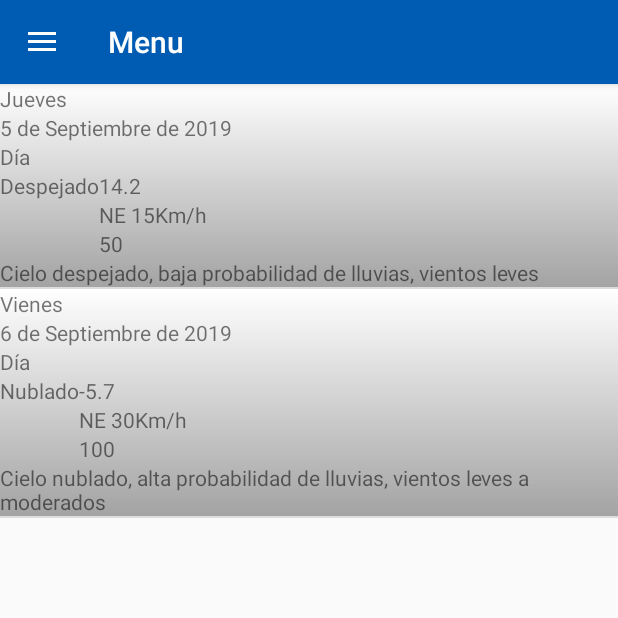
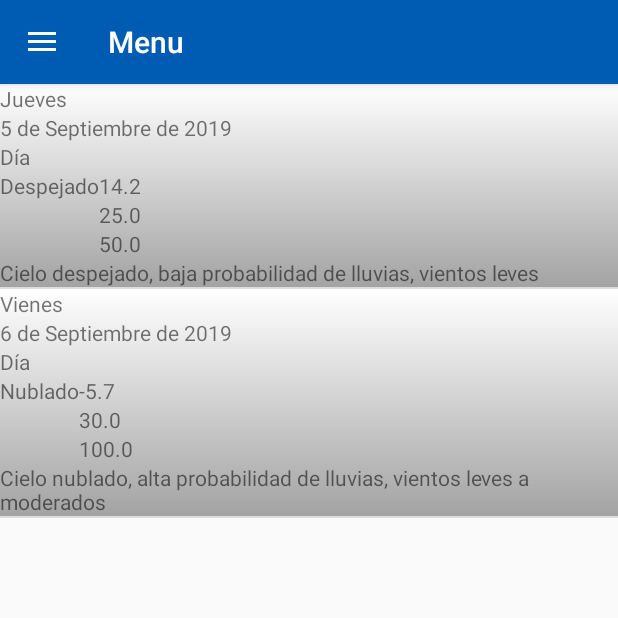
Before and after one commit to wperez790/Tecnologias-Moviles, an Android app: the fragment FragmentClimaExtendido placed in its activity, on a phone screen of 412 x 824 dp, the top half of it. Run offline under Robolectric (Android 15) with nearby library versions, the phone set to English and light mode, and no system bars; our stand-ins replace CircleImageView, Room's generated code; network calls fail; 9 statements that could not run were skipped.

Commit message:
Agregado obtencion de datos de la API, falta formatear

```diff
--- a/app/build.gradle
+++ b/app/build.gradle
@@ -28,6 +28,8 @@ dependencies {
     implementation 'de.hdodenhof:circleimageview:3.0.1'
     implementation 'android.arch.persistence.room:runtime:1.1.1'
     annotationProcessor 'android.arch.persistence.room:compiler:1.1.1'
+    implementation 'com.google.code.gson:gson:2.8.6'
     debugImplementation 'com.amitshekhar.android:debug-db:1.0.6'
+    implementation 'android.arch.navigation:navigation-runtime:1.0.0'
 
 }
--- a/app/src/main/AndroidManifest.xml
+++ b/app/src/main/AndroidManifest.xml
@@ -6,6 +6,8 @@
     <uses-permission android:name="android.permision.READ_EXTERNAL_STORAGE"></uses-permission>
     <uses-permission android:name="android.permision.WRITE_EXTERNAL_STORAGE"></uses-permission>
     <uses-permission android:name="android.permision.MEDIA_CONTENT_CONTROL"></uses-permission>
+    <uses-permission android:name="android.permission.INTERNET"/>
+    <uses-permission android:name="android.permission.ACCESS_NETWORK_STATE"/>
     <application
         android:allowBackup="true"
         android:icon="@mipmap/ic_launcher"
--- a/app/src/main/java/org/moviles/Constants.java
+++ b/app/src/main/java/org/moviles/Constants.java
@@ -12,5 +12,7 @@ public class Constants {
     public static final String USER_UNITY = "user_unidad";
     public static final String USER_NOTIFICATION = "user_notification";
     public static final String USER_TIME = "user_time";
+    public static final String API_KEY = "823c636a17593b4cc52526e50e9d2ff0";
     public static final int VERSION_DATABASE_CLIMA = 1;
+    public static String API_UNITS = "metric";
 }
--- a/app/src/main/java/org/moviles/Context.java
+++ b/app/src/main/java/org/moviles/Context.java
@@ -2,6 +2,7 @@ package org.moviles;
 
 import org.moviles.business.ConfiguracionBusiness;
 import org.moviles.business.UsuarioBusiness;
+import org.moviles.model.Clima;
 
 import java.io.File;
 
@@ -9,6 +10,8 @@ public class Context {
     private static UsuarioBusiness usuarioBusiness;
     private static File dataDir;
     private static ConfiguracionBusiness configuracionBusiness;
+    private static android.content.Context context;
+    public static Clima clima;
 
     public static void setDataDir(File dir){
         dataDir = dir;
@@ -31,5 +34,15 @@ public class Context {
 
         return configuracionBusiness;
     }
+    public static void setContext(android.content.Context c){
+        context = c;
+    }
 
+    public static android.content.Context getContext() {
+        return context;
+    }
+
+    public static Clima getClima() {
+        return clima;
+    }
 }
--- a/app/src/main/java/org/moviles/activity/Adapters/ClimaAdapter.java
+++ b/app/src/main/java/org/moviles/activity/Adapters/ClimaAdapter.java
@@ -40,7 +40,7 @@ public class ClimaAdapter extends RecyclerView.Adapter<ClimaAdapter.ClimaViewHol
         holder.getDiaCondicion().setText(aux.getCondicion());
         holder.getDiaHumedad().setText(aux.getHumedad().toString());
         holder.getDiaTemp().setText(aux.getTemperatura().toString());
-        holder.getDiaViento().setText(aux.getViento());
+        holder.getDiaViento().setText(aux.getVientoVelocidad().toString());
         holder.getDiaDescripcion().setText(aux.getDescripcion());
     }
 
--- a/app/src/main/java/org/moviles/activity/Fragments/FragmentClimaExtendido.java
+++ b/app/src/main/java/org/moviles/activity/Fragments/FragmentClimaExtendido.java
@@ -46,9 +46,9 @@ public class FragmentClimaExtendido extends Fragment {
         aux.setMes("Septiembre");
         aux.setAnio(2019);
         aux.setCondicion("Despejado");
-        aux.setHumedad(50);
+        aux.setHumedad(50.0);
         aux.setTemperatura(14.2);
-        aux.setViento("NE 15Km/h ");
+        aux.setVientoVelocidad(25.0);
         aux.setDescripcion("Cielo despejado, baja probabilidad de lluvias, vientos leves");
 
         ClimaRepository climaRepository = new ClimaRepository(getActivity().getApplication());
@@ -61,9 +61,9 @@ public class FragmentClimaExtendido extends Fragment {
         aux.setMes("Septiembre");
         aux.setAnio(2019);
         aux.setCondicion("Nublado");
-        aux.setHumedad(100);
+        aux.setHumedad(100.0);
         aux.setTemperatura(-5.7);
-        aux.setViento("NE 30Km/h ");
+        aux.setVientoVelocidad(30.0);
         aux.setDescripcion("Cielo nublado, alta probabilidad de lluvias, vientos leves a moderados");
 
         climaList.add(aux);
--- a/app/src/main/java/org/moviles/activity/Fragments/FragmentHome.java
+++ b/app/src/main/java/org/moviles/activity/Fragments/FragmentHome.java
@@ -1,22 +1,53 @@
 package org.moviles.activity.Fragments;
+
 
 import android.os.Bundle;
 import android.view.LayoutInflater;
 import android.view.View;
 import android.view.ViewGroup;
+import android.widget.TextView;
 
 import androidx.annotation.NonNull;
 import androidx.annotation.Nullable;
+
 import androidx.fragment.app.Fragment;
 
+import org.moviles.Context;
 import org.moviles.activity.R;
+import org.moviles.model.Clima;
+
+import java.util.List;
+
 
 public class FragmentHome extends Fragment {
+
+    private Clima clima;
+    private TextView temperaturaTextView;
+    private TextView vientoTextView;
+    private TextView humedadTextView;
+    private TextView descripcionBTextView;
+    private TextView descripcionDTextView;
 
     @Nullable
     @Override
     public View onCreateView(@NonNull LayoutInflater inflater, @Nullable ViewGroup container, @Nullable Bundle savedInstanceState) {
-        View view = inflater.inflate(R.layout.fragment_home,container,false);
-        return view;
+        View contenedor = inflater.inflate(R.layout.fragment_home,container,false);
+        Clima clima  = Context.getClima();
+        temperaturaTextView = contenedor.findViewById(R.id.textoTemperatura);
+        temperaturaTextView.setText(clima.getTemperatura().toString());
+        vientoTextView = contenedor.findViewById(R.id.vientoVelocidad);
+        vientoTextView.setText(clima.getVientoVelocidad().toString());
+        humedadTextView= contenedor.findViewById(R.id.humedad);
+        humedadTextView.setText(clima.getHumedad().toString());
+        descripcionBTextView= contenedor.findViewById(R.id.descripcionBreve);
+        descripcionBTextView.setText(clima.getDescripcion());
+        descripcionDTextView= contenedor.findViewById(R.id.descripcionDetallada);
+        descripcionDTextView.setText(clima.getCondicion());
+
+
+        return contenedor;
     }
+
+
+
 }
--- a/app/src/main/java/org/moviles/activity/MenuActivity.java
+++ b/app/src/main/java/org/moviles/activity/MenuActivity.java
@@ -1,23 +1,20 @@
 package org.moviles.activity;
 
-import android.app.Activity;
 import android.content.DialogInterface;
 import android.content.Intent;
 import android.graphics.Bitmap;
-import android.net.Uri;
+import android.net.ConnectivityManager;
+import android.net.NetworkInfo;
+import android.os.AsyncTask;
 import android.os.Bundle;
-import android.provider.MediaStore;
 import android.view.MenuItem;
 import android.view.View;
 import android.widget.FrameLayout;
-import android.widget.ImageButton;
-import android.widget.ImageView;
 import android.widget.TextView;
 import android.widget.Toast;
 
 import androidx.annotation.NonNull;
 import androidx.annotation.Nullable;
-import androidx.appcompat.app.ActionBar;
 import androidx.appcompat.app.ActionBarDrawerToggle;
 import androidx.appcompat.app.AlertDialog;
 import androidx.appcompat.app.AppCompatActivity;
@@ -28,9 +25,8 @@ import androidx.fragment.app.Fragment;
 import androidx.fragment.app.FragmentManager;
 import androidx.fragment.app.FragmentTransaction;
 
-import com.google.android.material.floatingactionbutton.FloatingActionButton;
 import com.google.android.material.navigation.NavigationView;
-import com.google.android.material.snackbar.Snackbar;
+import com.google.gson.Gson;
 
 import org.moviles.Constants;
 import org.moviles.Context;
@@ -40,15 +36,25 @@ import org.moviles.activity.Fragments.FragmentClimaExtendido;
 import org.moviles.activity.Fragments.FragmentConfiguracion;
 import org.moviles.activity.Fragments.FragmentEditarUsuario;
 import org.moviles.activity.Fragments.FragmentHome;
-import org.moviles.activity.Fragments.FragmentListaUsuarios;
 import org.moviles.activity.Fragments.FragmentMap;
 import org.moviles.activity.Interfaces.IFragmentConfiguracionListener;
 import org.moviles.activity.Interfaces.IFragmentEditarUsuarioListener;
 import org.moviles.business.ConfiguracionBusiness;
+import org.moviles.dto.ClimaDTO;
+import org.moviles.model.Clima;
 import org.moviles.model.Configuracion;
 import org.moviles.model.Usuario;
 
+import java.io.BufferedInputStream;
+import java.io.BufferedReader;
 import java.io.File;
+import java.io.IOException;
+import java.io.InputStream;
+import java.io.InputStreamReader;
+import java.net.HttpURLConnection;
+import java.net.MalformedURLException;
+import java.net.URL;
+import java.util.concurrent.ExecutionException;
 
 import de.hdodenhof.circleimageview.CircleImageView;
 
@@ -57,16 +63,18 @@ public class MenuActivity extends AppCompatActivity implements NavigationView.On
 
     private DrawerLayout drawer;
     private FrameLayout fragmentContainer;
+    private FragmentTransaction fragmentTransaction;
     private TextView nombreUsuarioMenu;
     private TextView emailUsuarioMenu;
     private CircleImageView avatar;
-
+    private static Gson gson;
+    private static Clima climaActual;
 
     @Override
     protected void onCreate(@Nullable Bundle savedInstanceState) {
         super.onCreate(savedInstanceState);
         setContentView(R.layout.activity_menu);
-
+        Context.setContext(getApplicationContext());
         setTitle("Menu");
 
         fragmentContainer = findViewById(R.id.fragment_container);
@@ -88,6 +96,8 @@ public class MenuActivity extends AppCompatActivity implements NavigationView.On
 
         navigationView.setNavigationItemSelectedListener(this);
 
+        getFromApi();
+
         FragmentHome  fh = new FragmentHome();
         FragmentManager fm = getSupportFragmentManager();
         FragmentTransaction ft = fm.beginTransaction();
@@ -95,9 +105,21 @@ public class MenuActivity extends AppCompatActivity implements NavigationView.On
         ft.commit();
 
         toggle.syncState();
-
     }
 
+
+    private void getFromApi(){
+        if (isNetworkConnected()) {
+            try {
+                climaActual = new DownloadInfoClimaTask().execute("Córdoba").get();
+                Context.clima = climaActual;
+            } catch (InterruptedException e) {
+                e.printStackTrace();
+            } catch (ExecutionException e) {
+                e.printStackTrace();
+            }
+        }
+    }
 
 
     @Override
@@ -160,6 +182,9 @@ public class MenuActivity extends AppCompatActivity implements NavigationView.On
         FragmentHome  fhome = new FragmentHome();
         FragmentManager fm = getSupportFragmentManager();
         FragmentTransaction ft = fm.beginTransaction();
+        /*Bundle bundle = new Bundle();
+        bundle.putParcelableArrayList("fragment_home", list);
+        fhome.setArguments(bundle);*/
         ft.replace(R.id.fragment_container,fhome);
         ft.commit();
     }
@@ -263,6 +288,7 @@ public class MenuActivity extends AppCompatActivity implements NavigationView.On
         String user = Context.getUsuarioBusiness().getCurrentUser().getUsuario();
         PreferencesUtils preferencesUtils = new PreferencesUtils(getApplicationContext());
         boolean valid = configBO.save(config,user, preferencesUtils);
+        getFromApi();
         cargarHome();
         if(valid)
             Toast.makeText(getApplicationContext(),getString(R.string.configuracionGuardada),Toast.LENGTH_SHORT).show();
@@ -271,4 +297,103 @@ public class MenuActivity extends AppCompatActivity implements NavigationView.On
 
 
     }
+
+
+    // Método que chequea si hay conexión a Internet.
+    private boolean isNetworkConnected() {
+        ConnectivityManager connectivityManager = (ConnectivityManager) getSystemService(android.content.Context.CONNECTIVITY_SERVICE);
+        NetworkInfo networkInfo = connectivityManager.getActiveNetworkInfo();
+
+        boolean connected = false;
+        if(networkInfo != null && networkInfo.isConnected())
+            connected = true;
+        else
+            showDialogNoInternet();
+
+        return connected;
+    }
+
+    private void showDialogNoInternet(){
+
+        AlertDialog.Builder builder = new AlertDialog.Builder(this);
+        builder.setMessage(R.string.no_internet)
+                .setPositiveButton(R.string.reintentar, new DialogInterface.OnClickListener() {
+                    @Override
+                    public void onClick(DialogInterface dialog, int which) {
+                        isNetworkConnected();
+                    }
+                })
+                .setNegativeButton(R.string.cancelar, new DialogInterface.OnClickListener() {
+                    @Override
+                    public void onClick(DialogInterface dialog, int which) {
+                        //Agregar que queremos que ocurra si se presiona el Negative Button.
+                    }
+                })
+                .setTitle("Atención!")
+                .create();
+        builder.show();
+    }
+    /*private Clima getClimaByLocation(){
+
+    }*/
+    private  Clima  getClimaByCity(String city) throws IOException {
+        InputStream source = retrieveStreamByCity(city);
+
+        String res =  convertStreamToString(source);
+
+        Gson gson = new Gson();
+        ClimaDTO climaDTO = gson.fromJson(res,ClimaDTO.class);
+        Clima clima = climaDTO.getClima();
+            return clima;
+
+    }
+
+    private static String convertStreamToString(InputStream inputStream) {
+        BufferedReader bufferedReader = new BufferedReader(new InputStreamReader(inputStream));
+        StringBuilder stringBuilder = new StringBuilder();
+        String line;
+        try {
+            while ((line = bufferedReader.readLine()) != null) {
+                stringBuilder.append(line).append('\n');
+            }
+        } catch (IOException e) {
+            e.printStackTrace();
+        }
+        return stringBuilder.toString();
+    }
+
+    private InputStream retrieveStreamByCity(String city) throws IOException {
+        URL url = null;
+
+        try {
+            url = new URL("https://api.openweathermap.org/data/2.5/weather?q=" + city +"&units="+Constants.API_UNITS+"&appid="+Constants.API_KEY);
+        } catch (MalformedURLException e) {
+            e.printStackTrace();
+        }
+        HttpURLConnection connection = (HttpURLConnection) url.openConnection();
+        connection.setRequestMethod("GET");
+        return new BufferedInputStream(connection.getInputStream());
+    }
+
+
+    private class DownloadInfoClimaTask extends AsyncTask<String, Void, Clima>{
+
+        @Override
+        protected Clima doInBackground(String... cities) {
+            try {
+                return getClimaByCity(cities[0]);
+            } catch (IOException e) {
+                e.printStackTrace();
+            }
+            return null;
+        }
+
+        @Override
+        protected void onPostExecute(Clima clima) {
+            super.onPostExecute(clima);
+            cargarHome();
+        }
+    }
+
+
 }
--- a/app/src/main/java/org/moviles/model/Clima.java
+++ b/app/src/main/java/org/moviles/model/Clima.java
@@ -19,10 +19,45 @@ public class Clima{
     private Integer anio;
     private String descripcion;
     private Double temperatura;
-    private Integer humedad;
+    private Double tempMax;
+    private Double tempMin;
+    private Double humedad;
     private String condicion;
-    private String viento;
+    private Double vientoVelocidad;
+    private Double vientoDireccion;
 
+
+    public Double getVientoVelocidad() {
+        return vientoVelocidad;
+    }
+
+    public void setVientoVelocidad(Double vientoVelocidad) {
+        this.vientoVelocidad = vientoVelocidad;
+    }
+
+    public Double getVientoDireccion() {
+        return vientoDireccion;
+    }
+
+    public void setVientoDireccion(Double vientoDireccion) {
+        this.vientoDireccion = vientoDireccion;
+    }
+
+    public Double getTempMax() {
+        return tempMax;
+    }
+
+    public void setTempMax(Double tempMax) {
+        this.tempMax = tempMax;
+    }
+
+    public Double getTempMin() {
+        return tempMin;
+    }
+
+    public void setTempMin(Double tempMin) {
+        this.tempMin = tempMin;
+    }
 
     public int getId() {
         return id;
@@ -72,11 +107,11 @@ public class Clima{
         this.temperatura = temperatura;
     }
 
-    public Integer getHumedad() {
+    public Double getHumedad() {
         return humedad;
     }
 
-    public void setHumedad(Integer humedad) {
+    public void setHumedad(Double humedad) {
         this.humedad = humedad;
     }
 
@@ -88,14 +123,6 @@ public class Clima{
         this.condicion = condicion;
     }
 
-    public String getViento() {
-        return viento;
-    }
-
-    public void setViento(String viento) {
-        this.viento = viento;
-    }
-
     public Integer getDiaNumero() {
         return diaNumero;
     }
--- a/app/src/main/res/layout/fragment_home.xml
+++ b/app/src/main/res/layout/fragment_home.xml
@@ -25,6 +25,7 @@
         android:layout_margin="@dimen/marginM"/>
 
     <TextView
+        android:id="@+id/descripcionBreve"
         android:layout_width="wrap_content"
         android:layout_height="wrap_content"
         android:layout_margin="@dimen/logoL"
@@ -32,7 +33,7 @@
         android:textColor="@color/blanco"
         android:text="Despejado"/>
 
-    <View
+    <ImageView
         android:layout_width="wrap_content"
         android:layout_height="wrap_content"
         android:layout_weight="1"/>
@@ -76,6 +77,7 @@
                     />
 
                 <TextView
+                    android:id="@+id/vientoVelocidad"
                     android:layout_width="wrap_content"
                     android:layout_height="wrap_content"
                     android:textColor="@color/blanco"
@@ -103,6 +105,7 @@
                 />
 
             <TextView
+                android:id="@+id/humedad"
                 android:layout_width="wrap_content"
                 android:layout_height="wrap_content"
                 android:textSize="@dimen/textM"
@@ -131,6 +134,7 @@
                 />
 
             <TextView
+                android:id="@+id/descripcionDetallada"
                 android:layout_width="wrap_content"
                 android:layout_height="wrap_content"
                 android:textSize="@dimen/textM"
--- a/app/src/main/res/values/strings.xml
+++ b/app/src/main/res/values/strings.xml
@@ -59,9 +59,23 @@
     <string name="asuntoPorDefecto">E-mail a Desarrollador para...</string>
     <string name="configuracionGuardada">Configuracion Guardada</string>
     <string name="configuracionNoGuardada">Configuracion No Guardada</string>
+    <string name="no_internet">No hay conexión a internet</string>
+    <string name="reintentar">Reintentar</string>
+    <string name="Enero">Enero</string>
+    <string name="Febrero">Febrero</string>
+    <string name="Marzo">Marzo</string>
+    <string name="Abril">Abril</string>
+    <string name="Mayo">Mayo</string>
+    <string name="Junio">Junio</string>
+    <string name="Julio">Julio</string>
+    <string name="Agosto">Agosto</string>
+    <string name="Septiembre">Septiembre</string>
+    <string name="Octubre">Octubre</string>
+    <string name="Noviembre">Noviembre</string>
+    <string name="Diciembre">Diciembre</string>
     <string-array name="unidades">
-        <item>ºC</item>
-        <item>ºF</item>
-        <item>ºK</item>
+        <item>metric (ºC)</item>
+        <item>imperial (ºF)</item>
+        <item>standard (ºK)</item>
     </string-array>
 </resources>
```
Also changed, not shown: app/src/main/java/org/moviles/Util.java (+34 -1 lines), app/src/main/java/org/moviles/activity/Fragments/FragmentConfiguracion.java (+4 -3 lines), app/src/main/java/org/moviles/dto/ClimaDTO.java (added, +49 -0 lines), 1 other file.
